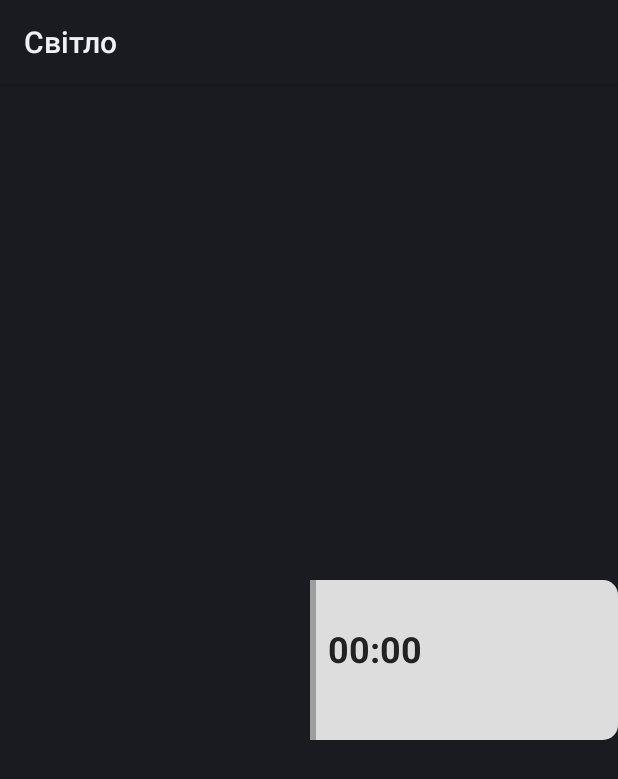
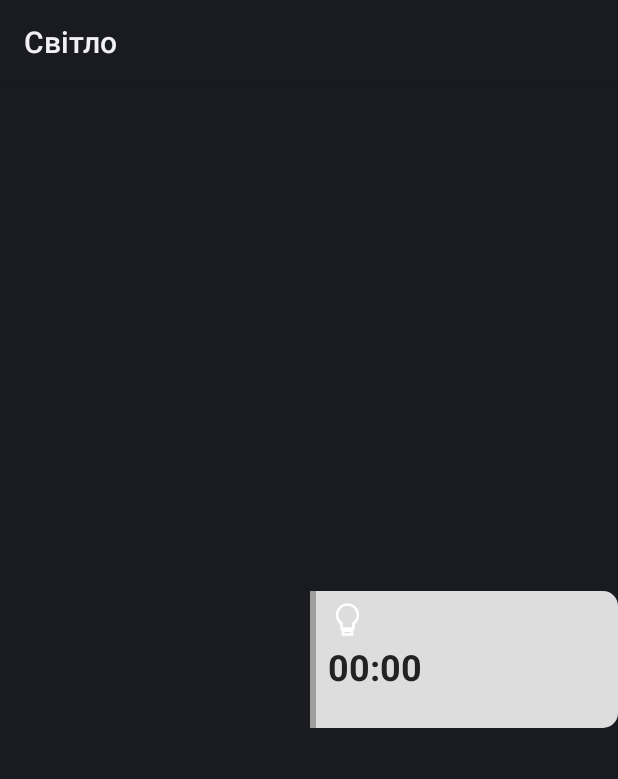
Before and after one commit to rashevskyv/svitlo_if_bot, an Android app: the layout widget.xml on its own in the app's theme, with its tools: preview values and no code run, on a phone screen of 412 x 824 dp. Shown: the top 779 px of the screen. Run offline under Robolectric (Android 15) with nearby library versions, the phone set to English and light mode, and no system bars.

Commit message:
Widget: bulb icons instead of state text, bold "до" time and duration (v1.3)
- Web page and Android: lit bulb = power on, unlit outline bulb = off,
  possible or no data. No "Світло є" text.
- "до HH:mm" time is bold and bright like the countdown.
- Next state: icon + bold duration on its own line ("3,5 год").
- widget.py strips JS comment lines before sending (zlib size limit).
- Android: update notice in its own line; views() split out of redraw()
  and rendered to PNG in a Robolectric test. versionCode 4.

Co-Authored-By: Claude Opus 5.5 <noreply@anthropic.com>

```diff
--- a/android/app/build.gradle.kts
+++ b/android/app/build.gradle.kts
@@ -12,8 +12,8 @@ android {
         minSdk = 26
         targetSdk = 35
         // Raise versionCode for every APK put on the VPS: the app offers an update when the server has a higher one.
-        versionCode = 3
-        versionName = "1.2"
+        versionCode = 4
+        versionName = "1.3"
     }
     compileOptions {
         sourceCompatibility = JavaVersion.VERSION_17
--- /dev/null
+++ b/android/app/src/main/res/drawable/bulb_off.xml
@@ -0,0 +1,10 @@
+<?xml version="1.0" encoding="utf-8"?>
+<!-- Unlit bulb, outline only (power off, possible or no data). White, tinted by setColorFilter. -->
+<vector xmlns:android="http://schemas.android.com/apk/res/android"
+    android:width="24dp" android:height="24dp"
+    android:viewportWidth="26" android:viewportHeight="26">
+    <group android:translateX="1" android:translateY="1">
+        <path android:fillColor="#00000000" android:strokeColor="#FFFFFFFF" android:strokeWidth="1.8"
+            android:pathData="M12 2a7 7 0 0 0-4 12.7V18h8v-3.3A7 7 0 0 0 12 2zM9 19.5h6V22H9z" />
+    </group>
+</vector>
--- a/android/app/src/main/res/layout/widget.xml
+++ b/android/app/src/main/res/layout/widget.xml
@@ -40,13 +40,12 @@
         android:paddingEnd="10dp"
         android:paddingBottom="6dp">
 
-        <TextView
+        <!-- The state is an icon, not text: lit bulb = on, unlit bulb = off, possible or no data. -->
+        <ImageView
             android:id="@+id/status"
-            android:layout_width="wrap_content"
-            android:layout_height="wrap_content"
-            android:textColor="@color/fg"
-            android:textSize="15sp"
-            android:textStyle="bold" />
+            android:layout_width="26dp"
+            android:layout_height="26dp"
+            android:src="@drawable/bulb_off" />
 
         <Chronometer
             android:id="@+id/countdown"
@@ -66,13 +65,41 @@
             android:textColor="@color/muted"
             android:textSize="12sp" />
 
+        <!-- After the change: state icon + its duration ("3,5 год"). -->
+        <LinearLayout
+            android:id="@+id/afterRow"
+            android:layout_width="wrap_content"
+            android:layout_height="wrap_content"
+            android:layout_marginTop="4dp"
+            android:gravity="center_vertical"
+            android:orientation="horizontal"
+            android:visibility="gone">
+
+            <ImageView
+                android:id="@+id/afterIcon"
+                android:layout_width="20dp"
+                android:layout_height="20dp"
+                android:layout_marginEnd="4dp"
+                android:src="@drawable/bulb_off" />
+
+            <TextView
+                android:id="@+id/after"
+                android:layout_width="wrap_content"
+                android:layout_height="wrap_content"
+                android:textColor="@color/fg"
+                android:textSize="18sp"
+                android:textStyle="bold" />
+        </LinearLayout>
+
         <TextView
-            android:id="@+id/after"
+            android:id="@+id/update"
             android:layout_width="wrap_content"
             android:layout_height="wrap_content"
             android:layout_marginTop="3dp"
+            android:text="⬆ Є оновлення — торкніться"
             android:textColor="@color/muted"
-            android:textSize="12sp" />
+            android:textSize="12sp"
+            android:visibility="gone" />
 
         <TextView
             android:id="@+id/old"
```
Also changed, not shown: android/app/src/main/java/ua/svitlo/widget/RingWidget.kt (+40 -14 lines), android/app/src/main/res/drawable/bulb_on.xml (added, +10 -0 lines), 4 other files.
